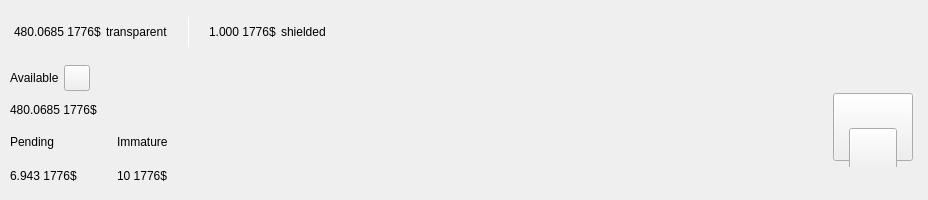
Before: the Qt Designer form src/qt/forms/topbar.ui in OrganicLifeCoin/OrganLife-Core, drawn with Qt 5.
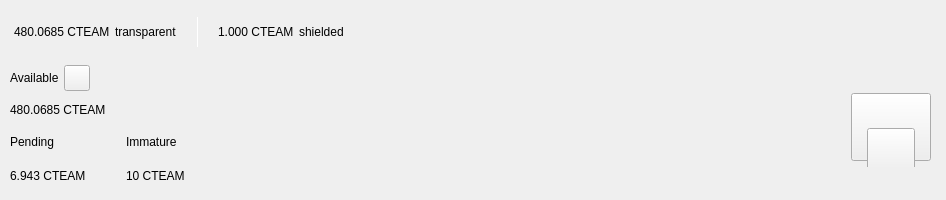
After: the same form once the commit is applied. Custom widgets are drawn as their Qt base class.

Commit message: CTEAM mainnet release

Diff of the .ui file:
```diff
--- a/src/qt/forms/topbar.ui
+++ b/src/qt/forms/topbar.ui
@@ -119,7 +119,7 @@
                <string notr="true">padding:0px;margin:0px;</string>
               </property>
               <property name="text">
-               <string notr="true">480.0685 1776$</string>
+               <string notr="true">480.0685 CTEAM</string>
               </property>
              </widget>
             </item>
@@ -195,7 +195,7 @@
                </size>
               </property>
               <property name="text">
-               <string notr="true">1.000 1776$</string>
+               <string notr="true">1.000 CTEAM</string>
               </property>
              </widget>
             </item>
@@ -490,7 +490,7 @@
              <item>
               <widget class="QLabel" name="labelAmountPiv">
                <property name="text">
-                <string notr="true">480.0685 1776$</string>
+                <string notr="true">480.0685 CTEAM</string>
                </property>
               </widget>
              </item>
@@ -545,7 +545,7 @@
                  <item>
                   <widget class="QLabel" name="labelPendingPiv">
                    <property name="text">
-                    <string notr="true">6.943 1776$</string>
+                    <string notr="true">6.943 CTEAM</string>
                    </property>
                   </widget>
                  </item>
@@ -599,7 +599,7 @@
                  <item>
                   <widget class="QLabel" name="labelImmaturePiv">
                    <property name="text">
-                    <string notr="true">10 1776$</string>
+                    <string notr="true">10 CTEAM</string>
                    </property>
                   </widget>
                  </item>
```
The commit also changes 130 other files.
